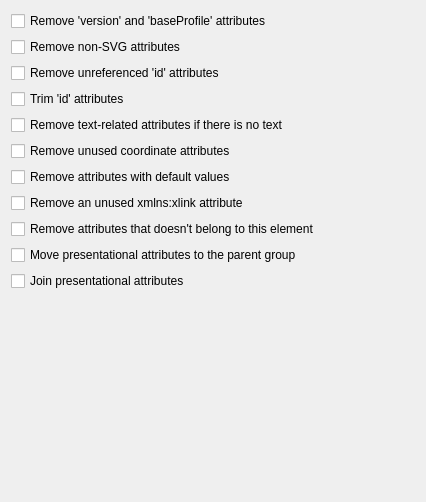
The window that src/preferences/attributespage.ui (RazrFalcon/svgcleaner-gui) describes before a commit, drawn with Qt 5.
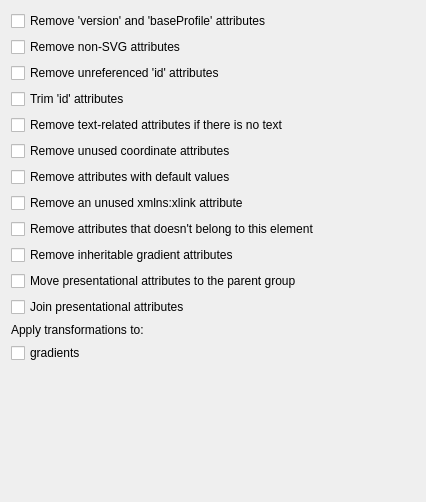
The same window after the commit. Custom widgets are drawn as their Qt base class.

Patch:
```diff
--- a/src/preferences/attributespage.ui
+++ b/src/preferences/attributespage.ui
@@ -77,6 +77,13 @@
      </property>
     </widget>
    </item>
+   <item>
+    <widget class="WarningCheckBox" name="chBoxRemoveGradientAttributes">
+     <property name="text">
+      <string>Remove inheritable gradient attributes</string>
+     </property>
+    </widget>
+   </item>
    <item>
     <widget class="QCheckBox" name="chBoxMoveStyles">
      <property name="text">
@@ -91,6 +98,24 @@
      </property>
     </widget>
    </item>
+   <item>
+    <widget class="QLabel" name="label">
+     <property name="text">
+      <string>Apply transformations to:</string>
+     </property>
+    </widget>
+   </item>
+   <item>
+    <layout class="QVBoxLayout" name="layTransform">
+     <item>
+      <widget class="QCheckBox" name="chBoxApplyTransformToGradients">
+       <property name="text">
+        <string>gradients</string>
+       </property>
+      </widget>
+     </item>
+    </layout>
+   </item>
    <item>
     <spacer name="verticalSpacer">
      <property name="orientation">
@@ -98,14 +123,21 @@
      </property>
      <property name="sizeHint" stdset="0">
       <size>
-       <width>20</width>
-       <height>40</height>
+       <width>1</width>
+       <height>1</height>
       </size>
      </property>
     </spacer>
    </item>
   </layout>
  </widget>
+ <customwidgets>
+  <customwidget>
+   <class>WarningCheckBox</class>
+   <extends>QCheckBox</extends>
+   <header>src/preferences/widgets/warningcheckbox.h</header>
+  </customwidget>
+ </customwidgets>
  <resources/>
  <connections/>
 </ui>
```
